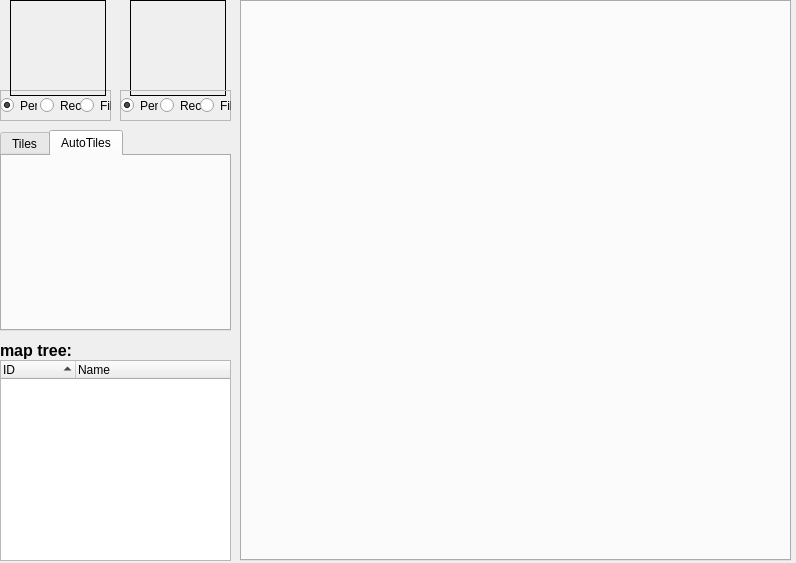
First picture: the form in MapEditor/UI/MapEditor.ui, repository seem-sky/Simple2D-Engine, before the edit.
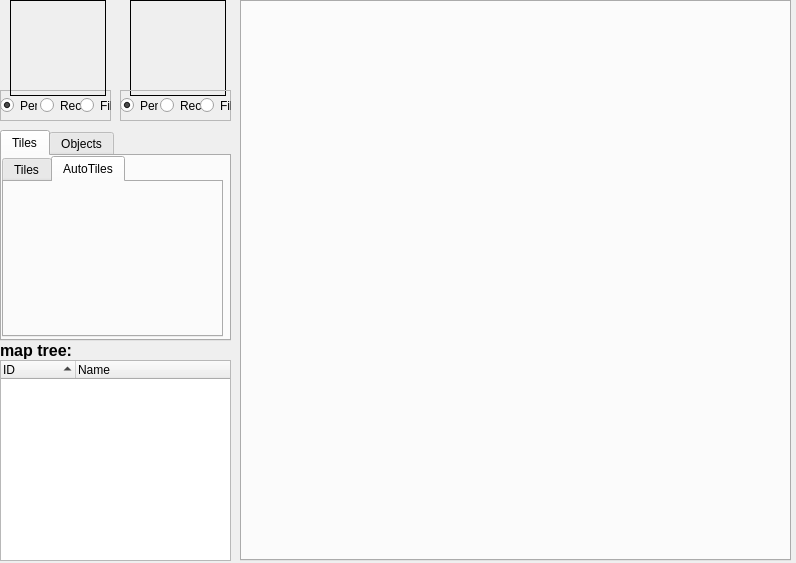
Second picture: the form after the edit. The open tabs and pages were chosen to show the change. Custom widgets are drawn as their Qt base class.

Commit message: rewrite database and xml system. fix some bugs; implement autotile mapping system

```diff
--- a/MapEditor/UI/MapEditor.ui
+++ b/MapEditor/UI/MapEditor.ui
@@ -197,47 +197,6 @@
     <string>map tree:</string>
    </property>
   </widget>
-  <widget class="TileTab" name="m_pTileTab">
-   <property name="enabled">
-    <bool>true</bool>
-   </property>
-   <property name="geometry">
-    <rect>
-     <x>0</x>
-     <y>130</y>
-     <width>231</width>
-     <height>201</height>
-    </rect>
-   </property>
-   <property name="currentIndex">
-    <number>0</number>
-   </property>
-   <widget class="TileView" name="m_pTiles">
-    <property name="sizePolicy">
-     <sizepolicy hsizetype="Ignored" vsizetype="Ignored">
-      <horstretch>0</horstretch>
-      <verstretch>0</verstretch>
-     </sizepolicy>
-    </property>
-    <attribute name="title">
-     <string>Tiles</string>
-    </attribute>
-   </widget>
-   <widget class="TileView" name="m_pAutoTiles">
-    <property name="enabled">
-     <bool>false</bool>
-    </property>
-    <property name="sizePolicy">
-     <sizepolicy hsizetype="Expanding" vsizetype="Expanding">
-      <horstretch>0</horstretch>
-      <verstretch>0</verstretch>
-     </sizepolicy>
-    </property>
-    <attribute name="title">
-     <string>AutoTiles</string>
-    </attribute>
-   </widget>
-  </widget>
   <widget class="QLabel" name="m_pRightCurrentTile">
    <property name="geometry">
     <rect>
@@ -321,6 +280,70 @@
     </property>
    </widget>
   </widget>
+  <widget class="QTabWidget" name="m_pMappingModeTab">
+   <property name="geometry">
+    <rect>
+     <x>0</x>
+     <y>130</y>
+     <width>231</width>
+     <height>211</height>
+    </rect>
+   </property>
+   <property name="currentIndex">
+    <number>1</number>
+   </property>
+   <widget class="QWidget" name="m_pTileMapping">
+    <attribute name="title">
+     <string>Tiles</string>
+    </attribute>
+    <widget class="TileTab" name="m_pTileTab">
+     <property name="enabled">
+      <bool>true</bool>
+     </property>
+     <property name="geometry">
+      <rect>
+       <x>0</x>
+       <y>0</y>
+       <width>221</width>
+       <height>181</height>
+      </rect>
+     </property>
+     <property name="currentIndex">
+      <number>0</number>
+     </property>
+     <widget class="TileView" name="m_pTiles">
+      <property name="sizePolicy">
+       <sizepolicy hsizetype="Ignored" vsizetype="Ignored">
+        <horstretch>0</horstretch>
+        <verstretch>0</verstretch>
+       </sizepolicy>
+      </property>
+      <attribute name="title">
+       <string>Tiles</string>
+      </attribute>
+     </widget>
+     <widget class="TileView" name="m_pAutoTiles">
+      <property name="enabled">
+       <bool>true</bool>
+      </property>
+      <property name="sizePolicy">
+       <sizepolicy hsizetype="Expanding" vsizetype="Expanding">
+        <horstretch>0</horstretch>
+        <verstretch>0</verstretch>
+       </sizepolicy>
+      </property>
+      <attribute name="title">
+       <string>AutoTiles</string>
+      </attribute>
+     </widget>
+    </widget>
+   </widget>
+   <widget class="QWidget" name="m_pObjectMapping">
+    <attribute name="title">
+     <string>Objects</string>
+    </attribute>
+   </widget>
+  </widget>
  </widget>
  <customwidgets>
   <customwidget>
```
The commit also changes 144 other files.
